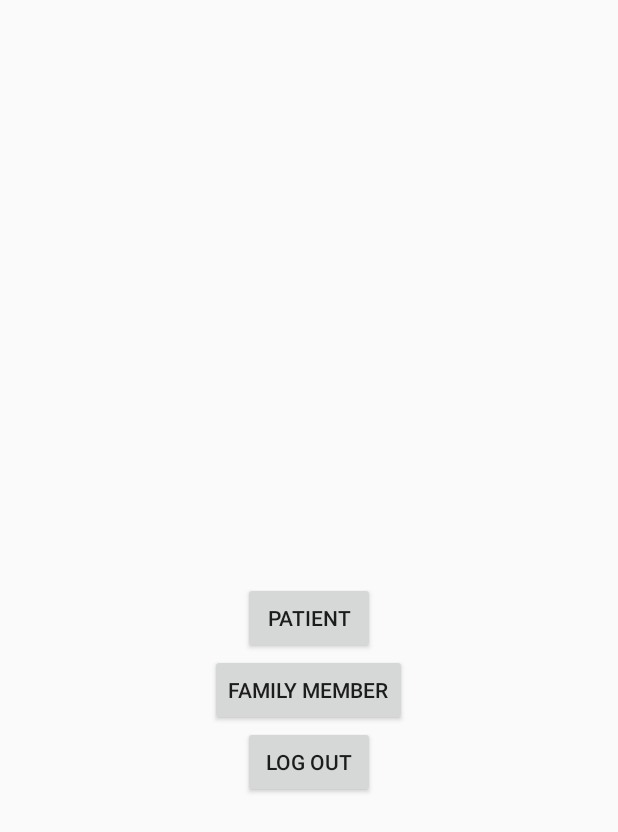
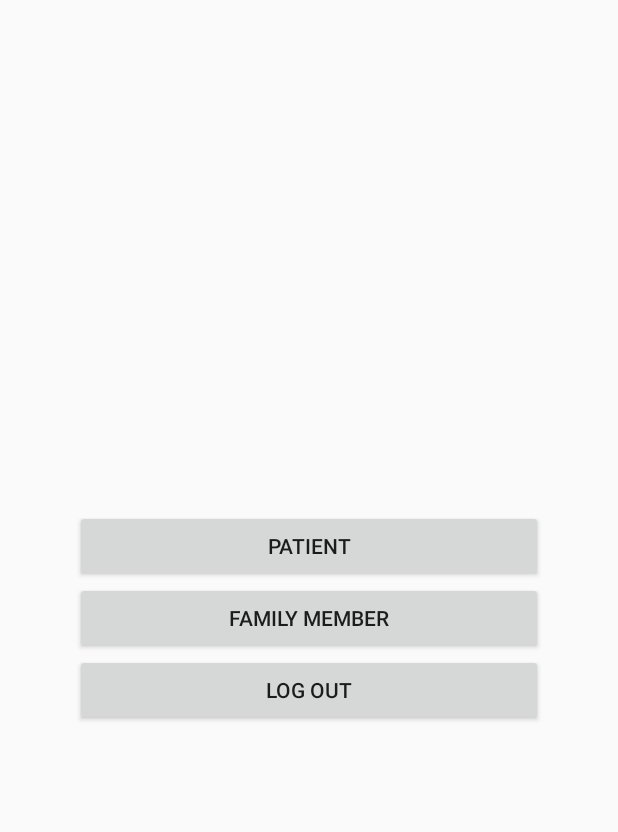
Before and after one commit to Jian-Huang-Dev/MediSafe, an Android app: the layout welcome_page.xml on its own in the app's theme, with its tools: preview values and no code run, on a phone screen of 412 x 824 dp. Shown: the top 832 px of the screen. Run offline under Robolectric (Android 15) with nearby library versions, the phone set to English and light mode, and no system bars.

Commit message:
minor changes on welcome page layout

```diff
--- a/app/src/main/res/layout/welcome_page.xml
+++ b/app/src/main/res/layout/welcome_page.xml
@@ -9,50 +9,34 @@
 
     <LinearLayout
         android:id="@+id/famMemPageBtnLayout"
-        android:layout_width="wrap_content"
+        android:layout_width="match_parent"
         android:layout_height="wrap_content"
         android:layout_centerHorizontal="true"
         android:layout_centerVertical="true"
+        android:paddingLeft="50dp"
+        android:paddingRight="50dp"
         android:orientation="vertical">
 
         <Button
             android:id="@+id/patientPageBtn"
-            android:layout_width="wrap_content"
-            android:layout_height="wrap_content"
-            android:text="@string/patient_btn" />
-
-    </LinearLayout>/>
-
-    <LinearLayout
-        android:id="@+id/patientPageBtnLayout"
-        android:layout_width="wrap_content"
-        android:layout_height="wrap_content"
-        android:layout_centerHorizontal="true"
-        android:layout_centerVertical="true"
-        android:layout_below="@+id/famMemPageBtnLayout"
-        android:orientation="vertical">
+            android:layout_width="match_parent"
+            android:layout_height="match_parent"
+            android:text="@string/patient_btn"
+            android:layout_gravity="center_horizontal"/>
 
         <Button
             android:id="@+id/famMemPageBtn"
-            android:layout_width="wrap_content"
+            android:layout_width="match_parent"
             android:layout_height="wrap_content"
-            android:text="@string/family_member_btn" />
-
-    </LinearLayout>/>
-
-    <LinearLayout
-        android:layout_width="wrap_content"
-        android:layout_height="wrap_content"
-        android:layout_centerHorizontal="true"
-        android:layout_centerVertical="true"
-        android:layout_below="@+id/patientPageBtnLayout"
-        android:orientation="vertical">
+            android:text="@string/family_member_btn"
+            android:layout_gravity="center_horizontal" />
 
         <Button
             android:id="@+id/logoutBtn"
-            android:layout_width="wrap_content"
+            android:layout_width="match_parent"
             android:layout_height="wrap_content"
-            android:text="@string/logout_btn" />
+            android:text="@string/logout_btn"
+            android:layout_gravity="center_horizontal" />
 
     </LinearLayout>/>
 
```
